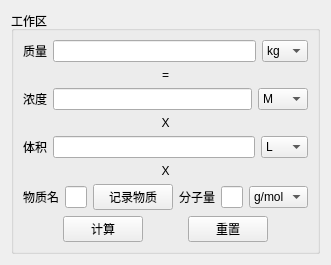
The window that UI/openBMP/MolarityCalculator.ui (zhaoy2020/openBMP) describes before a commit, drawn with Qt 5.
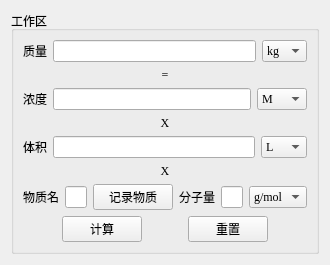
The same window after the commit. Icons and pictures are not drawn.

What changed in the file:
```diff
--- a/UI/openBMP/MolarityCalculator.ui
+++ b/UI/openBMP/MolarityCalculator.ui
@@ -10,6 +10,11 @@
     <height>216</height>
    </rect>
   </property>
+  <property name="font">
+   <font>
+    <family>Times New Roman</family>
+   </font>
+  </property>
   <property name="windowTitle">
    <string>分子量计算器</string>
   </property>
@@ -39,6 +44,9 @@
         </item>
         <item>
          <widget class="QComboBox" name="comboBox_2">
+          <property name="currentText">
+           <string>g</string>
+          </property>
           <item>
            <property name="text">
             <string>kg</string>
@@ -140,6 +148,9 @@
         </item>
         <item>
          <widget class="QComboBox" name="comboBox_3">
+          <property name="currentText">
+           <string>mL</string>
+          </property>
           <item>
            <property name="text">
             <string>L</string>
```
